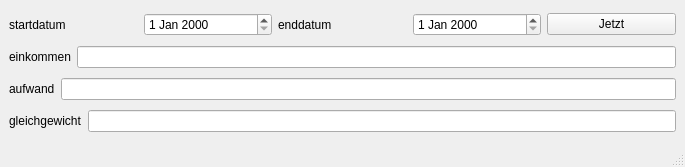
pmgyambol/rowingclub, file gleichgewicht/gleichgewichtwindow.ui: the form before one commit.
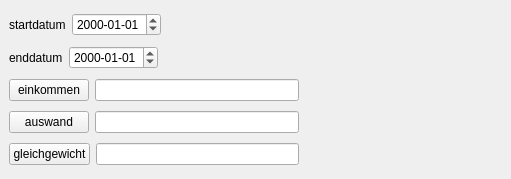
The form after the commit.

What changed in the file:
```diff
--- a/gleichgewicht/gleichgewichtwindow.ui
+++ b/gleichgewicht/gleichgewichtwindow.ui
@@ -6,8 +6,8 @@
    <rect>
     <x>0</x>
     <y>0</y>
-    <width>685</width>
-    <height>167</height>
+    <width>511</width>
+    <height>179</height>
    </rect>
   </property>
   <property name="windowTitle">
@@ -25,72 +25,141 @@
        </widget>
       </item>
       <item>
-       <widget class="QDateEdit" name="dateEdit"/>
+       <widget class="QDateEdit" name="datumSrtDateEdit">
+        <property name="displayFormat">
+         <string>yyyy-MM-dd</string>
+        </property>
+       </widget>
       </item>
       <item>
-       <widget class="QLabel" name="label_2">
+       <spacer name="horizontalSpacer_5">
+        <property name="orientation">
+         <enum>Qt::Horizontal</enum>
+        </property>
+        <property name="sizeHint" stdset="0">
+         <size>
+          <width>40</width>
+          <height>20</height>
+         </size>
+        </property>
+       </spacer>
+      </item>
+     </layout>
+    </item>
+    <item>
+     <layout class="QHBoxLayout" name="horizontalLayout_5">
+      <item>
+       <widget class="QLabel" name="datumEndLabel">
         <property name="text">
          <string>enddatum</string>
         </property>
        </widget>
       </item>
       <item>
-       <widget class="QDateEdit" name="dateEdit_2"/>
+       <widget class="QDateEdit" name="datumEndDateEdit">
+        <property name="displayFormat">
+         <string>yyyy-MM-dd</string>
+        </property>
+       </widget>
       </item>
       <item>
-       <widget class="QPushButton" name="pushButton">
-        <property name="text">
-         <string>Jetzt</string>
+       <spacer name="horizontalSpacer_4">
+        <property name="orientation">
+         <enum>Qt::Horizontal</enum>
         </property>
-       </widget>
+        <property name="sizeHint" stdset="0">
+         <size>
+          <width>40</width>
+          <height>20</height>
+         </size>
+        </property>
+       </spacer>
       </item>
      </layout>
     </item>
     <item>
      <layout class="QHBoxLayout" name="horizontalLayout_2">
       <item>
-       <widget class="QLabel" name="label_4">
+       <widget class="QPushButton" name="einkommenPushButton">
         <property name="text">
          <string>einkommen</string>
         </property>
        </widget>
       </item>
       <item>
-       <widget class="QLineEdit" name="lineEdit_3"/>
+       <widget class="QLineEdit" name="einkommenLineEdit"/>
+      </item>
+      <item>
+       <spacer name="horizontalSpacer">
+        <property name="orientation">
+         <enum>Qt::Horizontal</enum>
+        </property>
+        <property name="sizeHint" stdset="0">
+         <size>
+          <width>40</width>
+          <height>20</height>
+         </size>
+        </property>
+       </spacer>
       </item>
      </layout>
     </item>
     <item>
      <layout class="QHBoxLayout" name="horizontalLayout_3">
       <item>
-       <widget class="QLabel" name="label_5">
+       <widget class="QPushButton" name="auswandPushButton">
         <property name="text">
-         <string>aufwand</string>
+         <string>auswand</string>
         </property>
        </widget>
       </item>
       <item>
-       <widget class="QLineEdit" name="lineEdit_2"/>
+       <widget class="QLineEdit" name="auswandLineEdit"/>
+      </item>
+      <item>
+       <spacer name="horizontalSpacer_2">
+        <property name="orientation">
+         <enum>Qt::Horizontal</enum>
+        </property>
+        <property name="sizeHint" stdset="0">
+         <size>
+          <width>40</width>
+          <height>20</height>
+         </size>
+        </property>
+       </spacer>
       </item>
      </layout>
     </item>
     <item>
      <layout class="QHBoxLayout" name="horizontalLayout_4">
       <item>
-       <widget class="QLabel" name="label_3">
+       <widget class="QPushButton" name="gleichgewichtPushButton">
         <property name="text">
          <string>gleichgewicht</string>
         </property>
        </widget>
       </item>
       <item>
-       <widget class="QLineEdit" name="lineEdit"/>
+       <widget class="QLineEdit" name="gleichgewichtLineEdit"/>
+      </item>
+      <item>
+       <spacer name="horizontalSpacer_3">
+        <property name="orientation">
+         <enum>Qt::Horizontal</enum>
+        </property>
+        <property name="sizeHint" stdset="0">
+         <size>
+          <width>40</width>
+          <height>20</height>
+         </size>
+        </property>
+       </spacer>
       </item>
      </layout>
     </item>
    </layout>
   </widget>
-  <widget class="QStatusBar" name="statusbar"/>
  </widget>
  <resources/>
  <connections/>
```
Left out of the diff: 2 changed lines with no effect on the pictures.
